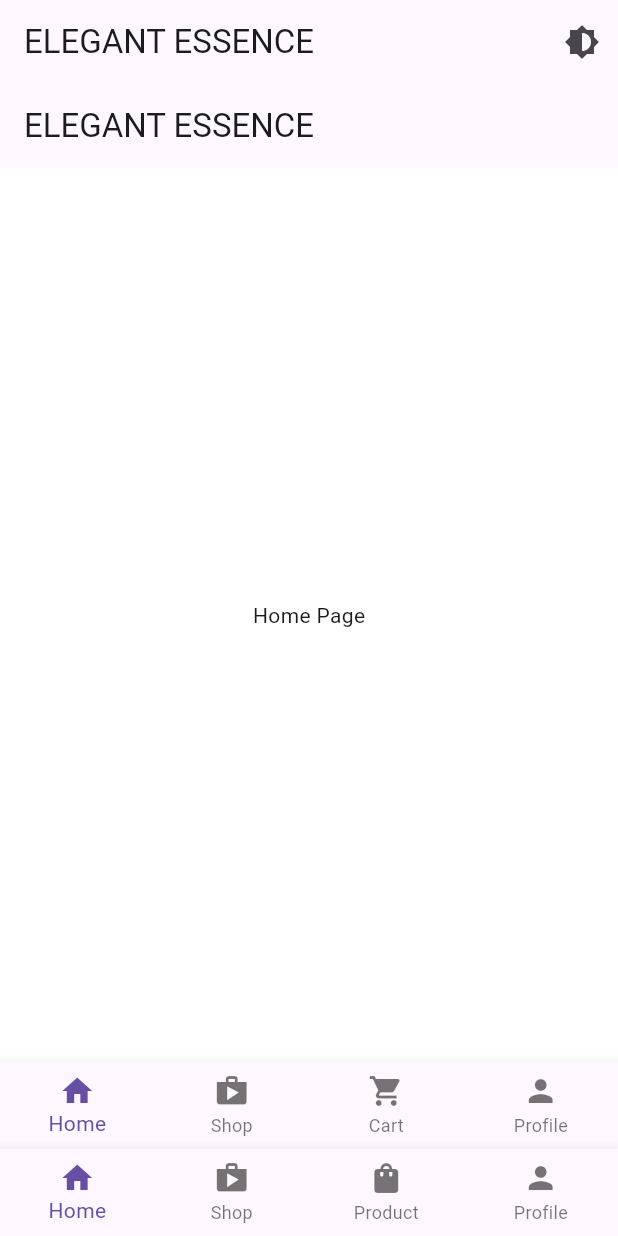
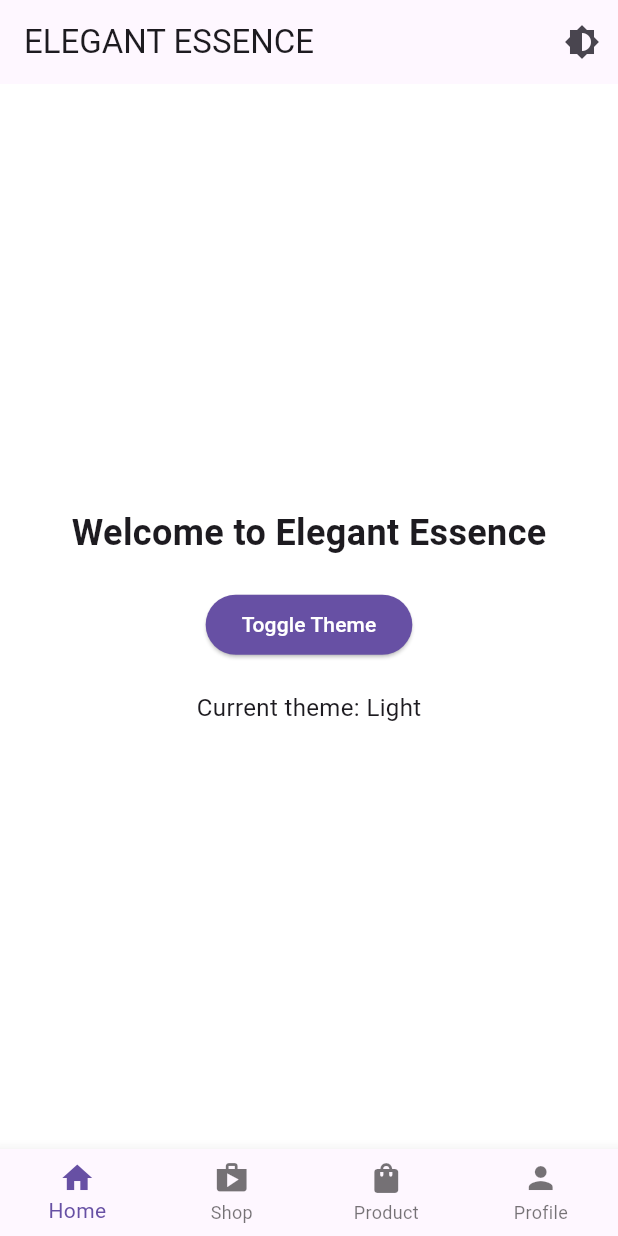
Before and after one commit to chathushi24/App, a Flutter app: the screen it shows after launch, on a phone screen of 412 x 824 dp. Run offline on Flutter 3.47's test engine with Material 3 defaults, Android fonts, the light colour scheme and no system bars.

```diff
--- a/lib/home.dart
+++ b/lib/home.dart
@@ -1,56 +1,33 @@
 import 'package:flutter/material.dart';
 
+class Homepage extends StatelessWidget {
+  final Function toggleTheme;
 
-class Homepage extends StatefulWidget {
-  const Homepage({Key? key}) : super(key: key);
-  static const String id = "homepage";
-
-  @override
-  State<Homepage> createState() => _HomepageState();
-}
-
-class _HomepageState extends State<Homepage> {
-  int _currentIndex = 0;
-
-  //Create a list of widgets for each tab
-  final List<Widget> _pages = [
-    const Center(child: Text('Home Page')),
-    const Center(child: Text('Shop Page')),
-    const Center(child: Text('Cart Page')),
-    const Center(child: Text('Profile Page')),
-  ];
+  const Homepage({Key? key, required this.toggleTheme}) : super(key: key);
 
   @override
   Widget build(BuildContext context) {
-    return Scaffold(
-      appBar: AppBar(
-        title: const Text("ELEGANT ESSENCE"),
+    return Center(
+      child: Column(
+        mainAxisAlignment: MainAxisAlignment.center,
+        children: [
+          const Text(
+            'Welcome to Elegant Essence',
+            style: TextStyle(fontSize: 24, fontWeight: FontWeight.bold),
           ),
-      body: _pages[_currentIndex], // Display the selected page
-       bottomNavigationBar: BottomNavigationBar(
-        currentIndex: _currentIndex,
-        onTap: (index) {
-          setState(() {
-           _currentIndex = index;
-         });
-        },
-        type: BottomNavigationBarType.fixed, // Add this line
-        items: const [
-          BottomNavigationBarItem(
-            icon: Icon(Icons.home),
-            label: 'Home',
+          const SizedBox(height: 20),
+          ElevatedButton(
+            onPressed: () => toggleTheme(),
+            style: ButtonStyle(
+              backgroundColor: MaterialStateProperty.all(Theme.of(context).colorScheme.primary),
+              foregroundColor: MaterialStateProperty.all(Theme.of(context).colorScheme.onPrimary),
             ),
-           BottomNavigationBarItem(
-             icon: Icon(Icons.shop),
-             label: 'Shop',
+            child: const Text('Toggle Theme'),
           ),
-           BottomNavigationBarItem(
-             icon: Icon(Icons.shopping_cart),
-             label: 'Cart',
-           ),
-           BottomNavigationBarItem(
-             icon: Icon(Icons.person),
-             label: 'Profile',
+          const SizedBox(height: 20),
+          Text(
+            'Current theme: ${Theme.of(context).brightness == Brightness.dark ? 'Dark' : 'Light'}',
+            style: TextStyle(fontSize: 16),
           ),
         ],
       ),
--- a/lib/main.dart
+++ b/lib/main.dart
@@ -14,15 +14,15 @@ class MyApp extends StatefulWidget {
   const MyApp({super.key});
 
   @override
-  State<MyApp> createState() => _MyAppState();
+  State<MyApp> createState() => MyAppState();
 }
 
-class _MyAppState extends State<MyApp> {
-  bool _isDarkMode = false;
+class MyAppState extends State<MyApp> {
+  bool isDarkMode = false;
 
   void toggleTheme() {
     setState(() {
-      _isDarkMode = !_isDarkMode;
+      isDarkMode = !isDarkMode;
     });
   }
 
@@ -37,22 +37,20 @@ class _MyAppState extends State<MyApp> {
         ShopPage.id: (context) => ShopPage(),
         ProductPage.id: (context) => ProductPage(),
         ProfilePage.id: (context) => ProfilePage(),
-
-
       },
-      theme: _isDarkMode ? _darkTheme : _lightTheme,
+      theme: isDarkMode ? darkTheme : lightTheme,
     );
   }
 }
 
-final ThemeData _lightTheme = ThemeData(
+final ThemeData lightTheme = ThemeData(
   primaryColor: const Color(0xffaf7373),
   scaffoldBackgroundColor: Colors.white,
   brightness: Brightness.light,
   // Add more light theme properties here
 );
 
-final ThemeData _darkTheme = ThemeData(
+final ThemeData darkTheme = ThemeData(
   primaryColor: const Color(0xff6e4747),
   scaffoldBackgroundColor: Colors.grey[900],
   brightness: Brightness.dark,
@@ -65,18 +63,24 @@ class MainScreen extends StatefulWidget {
   const MainScreen({Key? key, required this.toggleTheme}) : super(key: key);
 
   @override
-  State<MainScreen> createState() => _MainScreenState();
+  State<MainScreen> createState() => MainScreenState();
 }
 
-class _MainScreenState extends State<MainScreen> {
-  int _currentIndex = 0;
+class MainScreenState extends State<MainScreen> {
+  int currentIndex = 0;
 
-  final List<Widget> _screens = [
-    const Homepage(),
-    const ShopPage(),
-    const ProductPage(),
-    const ProfilePage(),
-  ];
+  late final List<Widget> screens;
+
+  @override
+  void initState() {
+    super.initState();
+    screens = [
+      Homepage(toggleTheme: widget.toggleTheme),
+      const ShopPage(),
+      const ProductPage(),
+      const ProfilePage(),
+    ];
+  }
 
   @override
   Widget build(BuildContext context) {
@@ -90,12 +94,12 @@ class _MainScreenState extends State<MainScreen> {
           ),
         ],
       ),
-      body: _screens[_currentIndex],
+      body: screens[currentIndex],
       bottomNavigationBar: BottomNavigationBar(
-        currentIndex: _currentIndex,
+        currentIndex: currentIndex,
         onTap: (index) {
           setState(() {
-            _currentIndex = index;
+            currentIndex = index;
           });
         },
         type: BottomNavigationBarType.fixed,
```
Lines whose indentation alone changed are shown as unchanged.
